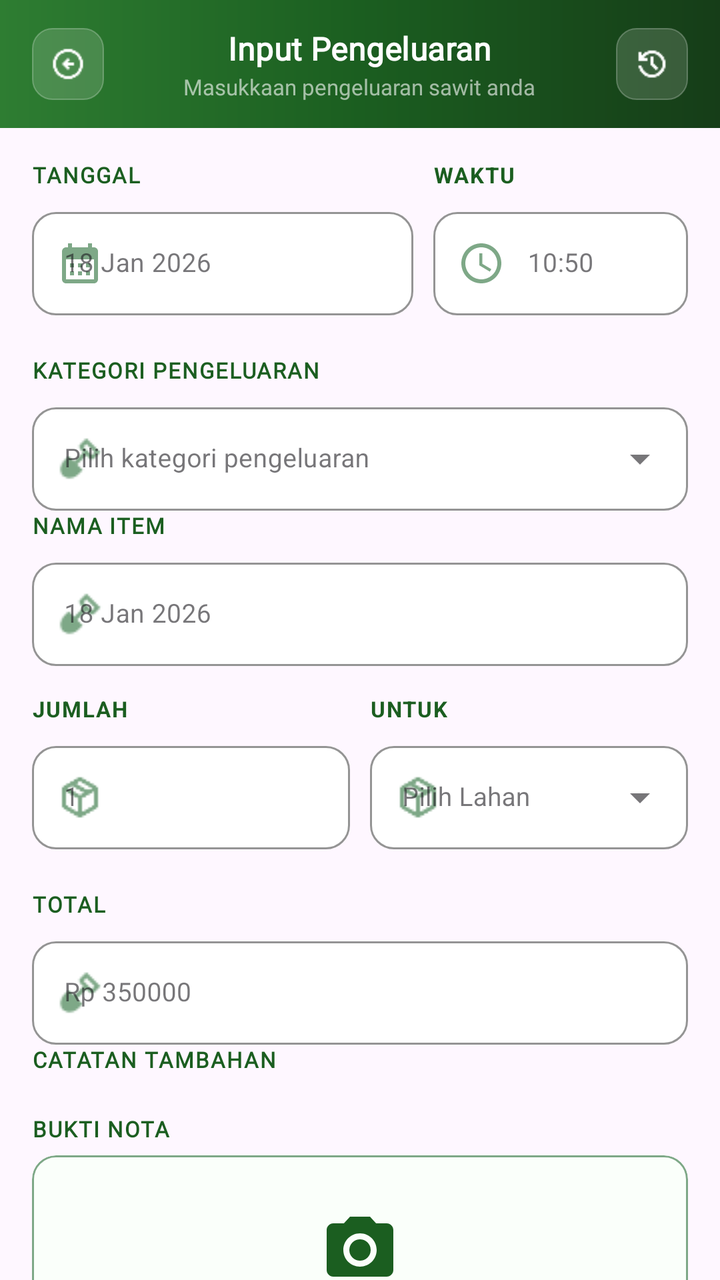
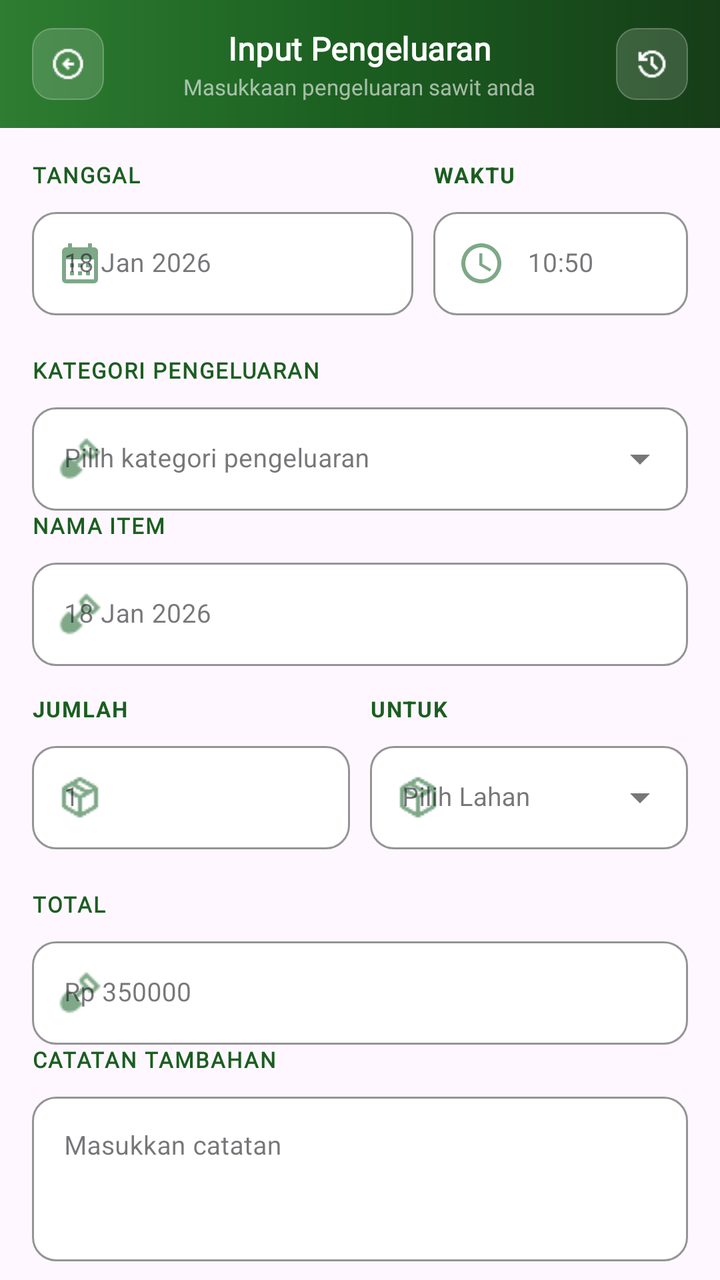

An Android layout rendered at two revisions. The XML below is the earlier revision; the diff shows what the commit changed to produce the second picture.
<!-- AndroidManifest.xml: application theme Theme.Notasawit -->
<!-- res/layout/activity_input_pengeluaran.xml -->
<?xml version="1.0" encoding="utf-8"?>
<androidx.constraintlayout.widget.ConstraintLayout xmlns:android="http://schemas.android.com/apk/res/android"
    xmlns:app="http://schemas.android.com/apk/res-auto"
    xmlns:tools="http://schemas.android.com/tools"
    android:id="@+id/main"
    android:layout_width="match_parent"
    android:layout_height="match_parent"
    tools:context=".Pengeluaran.InputPengeluaranActivity">

    
    <LinearLayout
        android:id="@+id/toolbar"
        android:layout_width="match_parent"
        android:layout_height="wrap_content"
        android:orientation="vertical"
        app:layout_constraintTop_toTopOf="parent">

        
        <LinearLayout
            android:layout_width="match_parent"
            android:layout_height="64dp"
            android:orientation="horizontal"
            android:gravity="center_vertical"
            android:paddingStart="16dp"
            android:paddingEnd="16dp"
            android:background="@drawable/bg_toolbar_gradient">

            
            <LinearLayout
                android:id="@+id/btnBack"
                android:layout_width="36dp"
                android:layout_height="36dp"
                android:gravity="center"
                android:background="@drawable/bg_toolbar_btn"
                android:clickable="true"
                android:focusable="true">

                <ImageView
                    android:layout_width="18dp"
                    android:layout_height="18dp"
                    android:src="@drawable/ic_arrow_left"
                    app:tint="#FFFFFF"
                    android:contentDescription="Kembali" />
            </LinearLayout>

            
            <LinearLayout
                android:layout_width="0dp"
                android:layout_height="wrap_content"
                android:layout_weight="1"
                android:orientation="vertical"
                android:gravity="center_horizontal"
                android:layout_marginStart="12dp"
                android:layout_marginEnd="12dp">

                <TextView
                    android:layout_width="wrap_content"
                    android:layout_height="wrap_content"
                    android:text="Input Pengeluaran"
                    android:textColor="#FFFFFF"
                    android:textSize="16sp"
                    android:fontFamily="@font/poppins_bold"
                    android:textStyle="bold"
                    android:letterSpacing="0.01" />

                <TextView
                    android:layout_width="wrap_content"
                    android:layout_height="wrap_content"
                    android:text="Masukkaan pengeluaran sawit anda"
                    android:fontFamily="@font/poppins_medium"
                    android:textColor="#99FFFFFF"
                    android:textSize="11sp"
                    android:layout_marginTop="1dp" />
            </LinearLayout>

            
            <LinearLayout
                android:id="@+id/btnRiwayat"
                android:layout_width="36dp"
                android:layout_height="36dp"
                android:gravity="center"
                android:background="@drawable/bg_toolbar_btn"
                android:clickable="true"
                android:focusable="true">

                <ImageView
                    android:layout_width="18dp"
                    android:layout_height="18dp"
                    android:src="@drawable/ic_history"
                    app:tint="#FFFFFF"
                    android:contentDescription="Riwayat" />
            </LinearLayout>

        </LinearLayout>
    </LinearLayout>

    
    <androidx.core.widget.NestedScrollView
        android:layout_width="match_parent"
        android:layout_height="0dp"
        android:fillViewport="true"
        app:layout_constraintTop_toBottomOf="@id/toolbar"
        app:layout_constraintBottom_toBottomOf="parent">

        <LinearLayout
            android:layout_width="match_parent"
            android:layout_height="wrap_content"
            android:orientation="vertical"
            android:padding="16dp">

            
            <LinearLayout
                android:layout_width="match_parent"
                android:layout_height="wrap_content"
                android:orientation="horizontal"
                android:baselineAligned="false"
                android:layout_marginBottom="6dp">


                
                <LinearLayout
                    android:layout_width="0dp"
                    android:layout_height="wrap_content"
                    android:layout_weight="1.5"
                    android:layout_marginEnd="10dp"
                    android:orientation="vertical">

                    <TextView
                        android:layout_width="wrap_content"
                        android:layout_height="wrap_content"
                        android:text="TANGGAL"
                        android:textColor="#1B5E20"
                        android:textSize="11sp"
                        android:fontFamily="@font/poppins_bold"
                        android:textStyle="bold"
                        android:letterSpacing="0.06"
                        android:layout_marginBottom="6dp" />

                    <com.google.android.material.textfield.TextInputLayout
                        style="@style/Widget.MaterialComponents.TextInputLayout.OutlinedBox"
                        android:layout_width="match_parent"
                        android:layout_height="wrap_content"
                        app:boxStrokeColor="#1B5E20"
                        app:boxCornerRadiusTopStart="12dp"
                        app:boxCornerRadiusTopEnd="12dp"
                        app:boxCornerRadiusBottomStart="12dp"
                        app:boxCornerRadiusBottomEnd="12dp"
                        app:boxBackgroundColor="#FFFFFF"
                        app:startIconDrawable="@drawable/ic_calendar_month"
                        app:startIconTint="#7EA887">

                        <com.google.android.material.textfield.TextInputEditText
                            android:id="@+id/etTanggal"
                            android:layout_width="match_parent"
                            android:layout_height="wrap_content"
                            android:focusable="false"
                            android:focusableInTouchMode="false"
                            android:clickable="true"
                            android:cursorVisible="false"
                            android:inputType="none"
                            android:hint="18 Jan 2026"
                            android:textSize="13sp"
                            android:textColor="#2A3A2D" />

                    </com.google.android.material.textfield.TextInputLayout>
                </LinearLayout>

                
                <LinearLayout
                    android:layout_width="0dp"
                    android:layout_height="wrap_content"
                    android:layout_weight="1"
                    android:orientation="vertical"
                    android:layout_marginBottom="14dp">

                    <TextView
                        android:layout_width="wrap_content"
                        android:layout_height="wrap_content"
                        android:text="WAKTU"
                        android:textColor="#1B5E20"
                        android:textSize="11sp"
                        android:textStyle="bold"
                        android:letterSpacing="0.06"
                        android:layout_marginBottom="6dp" />

                    <com.google.android.material.textfield.TextInputLayout
                        style="@style/Widget.MaterialComponents.TextInputLayout.OutlinedBox"
                        android:layout_width="match_parent"
                        android:layout_height="wrap_content"
                        app:boxStrokeColor="#1B5E20"
                        app:boxCornerRadiusTopStart="12dp"
                        app:boxCornerRadiusTopEnd="12dp"
                        app:boxCornerRadiusBottomStart="12dp"
                        app:boxCornerRadiusBottomEnd="12dp"
                        app:boxBackgroundColor="#FFFFFF"
                        app:startIconDrawable="@drawable/ic_clock"
                        app:startIconTint="#7EA887">

                        <com.google.android.material.textfield.TextInputEditText
                            android:id="@+id/etWaktu"
                            android:layout_width="match_parent"
                            android:layout_height="wrap_content"
                            android:focusable="false"
                            android:clickable="true"
                            android:gravity="center"
                            android:hint="10:50"
                            android:textSize="13sp"
                            android:textColor="#2A3A2D" />
                    </com.google.android.material.textfield.TextInputLayout>
                </LinearLayout>
            </LinearLayout>



            
            <TextView
                android:layout_width="wrap_content"
                android:layout_height="wrap_content"
                android:text="KATEGORI PENGELUARAN"
                android:textColor="#1B5E20"
                android:textSize="11sp"
                android:textStyle="bold"
                android:fontFamily="@font/poppins_bold"
                android:letterSpacing="0.06"
                android:layout_marginBottom="6dp" />

            <com.google.android.material.textfield.TextInputLayout
                style="@style/Widget.MaterialComponents.TextInputLayout.OutlinedBox.ExposedDropdownMenu"
                android:layout_width="match_parent"
                android:layout_height="wrap_content"
                app:boxStrokeColor="#1B5E20"
                app:boxCornerRadiusTopStart="12dp"
                app:boxCornerRadiusTopEnd="12dp"
                app:boxCornerRadiusBottomStart="12dp"
                app:boxCornerRadiusBottomEnd="12dp"
                app:boxBackgroundColor="#FFFFFF"
                app:startIconDrawable="@drawable/ic_shovel"
                app:startIconTint="#7EA887">

                <AutoCompleteTextView
                    android:id="@+id/spinnerKategori"
                    android:layout_width="match_parent"
                    android:layout_height="wrap_content"
                    android:hint="Pilih kategori pengeluaran"
                    android:inputType="none"
                    android:textSize="13sp"
                    android:textColor="#2A3A2D" />
            </com.google.android.material.textfield.TextInputLayout>

            
            <TextView
                android:layout_width="wrap_content"
                android:layout_height="wrap_content"
                android:text="NAMA ITEM"
                android:textColor="#1B5E20"
                android:textSize="11sp"
                android:textStyle="bold"
                android:fontFamily="@font/poppins_bold"
                android:letterSpacing="0.06"
                android:layout_marginBottom="6dp" />

            <com.google.android.material.textfield.TextInputLayout
                style="@style/Widget.MaterialComponents.TextInputLayout.OutlinedBox"
                android:layout_width="match_parent"
                android:layout_height="wrap_content"
                app:boxStrokeColor="#1B5E20"
                app:boxCornerRadiusTopStart="12dp"
                app:boxCornerRadiusTopEnd="12dp"
                app:boxCornerRadiusBottomStart="12dp"
                app:boxCornerRadiusBottomEnd="12dp"
                app:boxBackgroundColor="#FFFFFF"
                app:startIconDrawable="@drawable/ic_shovel"
                app:startIconTint="#7EA887">

                <com.google.android.material.textfield.TextInputEditText
                    android:id="@+id/etNamaItem"
                    android:layout_width="match_parent"
                    android:layout_height="wrap_content"
                    android:focusable="false"
                    android:focusableInTouchMode="false"
                    android:clickable="true"
                    android:cursorVisible="false"
                    android:inputType="none"
                    android:hint="18 Jan 2026"
                    android:textSize="13sp"
                    android:textColor="#2A3A2D" />
            </com.google.android.material.textfield.TextInputLayout>



            
            <LinearLayout
                android:layout_width="match_parent"
                android:layout_height="wrap_content"
                android:orientation="horizontal"
                android:baselineAligned="false"
                android:layout_marginBottom="6dp">


                
                <LinearLayout
                    android:layout_width="0dp"
                    android:layout_height="wrap_content"
                    android:layout_weight="1"
                    android:layout_marginEnd="10dp"
                    android:orientation="vertical">

                    <TextView
                        android:layout_width="wrap_content"
                        android:layout_height="wrap_content"
                        android:text="JUMLAH"
                        android:textColor="#1B5E20"
                        android:textSize="11sp"
                        android:textStyle="bold"
                        android:letterSpacing="0.06"
                        android:layout_marginTop="14dp"
                        android:layout_marginBottom="6dp" />

                    <com.google.android.material.textfield.TextInputLayout
                        style="@style/Widget.MaterialComponents.TextInputLayout.OutlinedBox"
                        android:layout_width="match_parent"
                        android:layout_height="wrap_content"
                        app:boxStrokeColor="#1B5E20"
                        app:boxCornerRadiusTopStart="12dp"
                        app:boxCornerRadiusTopEnd="12dp"
                        app:boxCornerRadiusBottomStart="12dp"
                        app:boxCornerRadiusBottomEnd="12dp"
                        app:boxBackgroundColor="#FFFFFF"
                        app:startIconDrawable="@drawable/ic_package"
                        app:startIconTint="#7EA887">

                        <com.google.android.material.textfield.TextInputEditText
                            android:id="@+id/etBahan"
                            android:layout_width="match_parent"
                            android:layout_height="wrap_content"
                            android:hint="1"
                            android:inputType="numberDecimal"
                            android:textSize="13sp"
                            android:textColor="#2A3A2D" />
                    </com.google.android.material.textfield.TextInputLayout>
                </LinearLayout>

                
                <LinearLayout
                    android:layout_width="0dp"
                    android:layout_height="wrap_content"
                    android:layout_weight="1"
                    android:orientation="vertical"
                    android:layout_marginBottom="14dp">

                    <TextView
                        android:layout_width="wrap_content"
                        android:layout_height="wrap_content"
                        android:text="UNTUK"
                        android:textColor="#1B5E20"
                        android:textSize="11sp"
                        android:textStyle="bold"
                        android:letterSpacing="0.06"
                        android:layout_marginTop="14dp"
                        android:layout_marginBottom="6dp" />

                    <com.google.android.material.textfield.TextInputLayout
                        style="@style/Widget.MaterialComponents.TextInputLayout.OutlinedBox.ExposedDropdownMenu"
                        android:layout_width="match_parent"
                        android:layout_height="wrap_content"
                        app:boxStrokeColor="#1B5E20"
                        app:boxCornerRadiusTopStart="12dp"
                        app:boxCornerRadiusTopEnd="12dp"
                        app:boxCornerRadiusBottomStart="12dp"
                        app:boxCornerRadiusBottomEnd="12dp"
                        app:boxBackgroundColor="#FFFFFF"
                        app:startIconDrawable="@drawable/ic_package"
                        app:startIconTint="#7EA887">

                        <AutoCompleteTextView
                            android:id="@+id/spinnerLahan"
                            android:layout_width="match_parent"
                            android:layout_height="wrap_content"
                            android:hint="Pilih Lahan"
                            android:inputType="none"
                            android:textSize="13sp"
                            android:textColor="#2A3A2D" />
                    </com.google.android.material.textfield.TextInputLayout>
                </LinearLayout>
            </LinearLayout>

            
            <TextView
                android:layout_width="wrap_content"
                android:layout_height="wrap_content"
                android:text="TOTAL"
                android:textColor="#1B5E20"
                android:textSize="11sp"
                android:textStyle="bold"
                android:fontFamily="@font/poppins_bold"
                android:letterSpacing="0.06"
                android:layout_marginBottom="6dp" />

            <com.google.android.material.textfield.TextInputLayout
                style="@style/Widget.MaterialComponents.TextInputLayout.OutlinedBox"
                android:layout_width="match_parent"
                android:layout_height="wrap_content"
                app:boxStrokeColor="#1B5E20"
                app:boxCornerRadiusTopStart="12dp"
                app:boxCornerRadiusTopEnd="12dp"
                app:boxCornerRadiusBottomStart="12dp"
                app:boxCornerRadiusBottomEnd="12dp"
                app:boxBackgroundColor="#FFFFFF"
                app:startIconDrawable="@drawable/ic_shovel"
                app:startIconTint="#7EA887">

                <com.google.android.material.textfield.TextInputEditText
                    android:id="@+id/etTotal"
                    android:layout_width="match_parent"
                    android:layout_height="wrap_content"
                    android:focusable="false"
                    android:focusableInTouchMode="false"
                    android:clickable="true"
                    android:cursorVisible="false"
                    android:inputType="none"
                    android:hint="Rp 350000"
                    android:textSize="13sp"
                    android:textColor="#2A3A2D" />
            </com.google.android.material.textfield.TextInputLayout>

            
            <TextView
                android:layout_width="wrap_content"
                android:layout_height="wrap_content"
                android:text="CATATAN TAMBAHAN"
                android:textColor="#1B5E20"
                android:textSize="11sp"
                android:textStyle="bold"
                android:fontFamily="@font/poppins_bold"
                android:letterSpacing="0.06"
                android:layout_marginBottom="6dp" />

            c
            
            <TextView
                android:layout_width="wrap_content"
                android:layout_height="wrap_content"
                android:text="BUKTI NOTA"
                android:textColor="#1B5E20"
                android:textSize="11sp"
                android:textStyle="bold"
                android:fontFamily="@font/poppins_bold"
                android:letterSpacing="0.06"
                android:layout_marginTop="14dp"
                android:layout_marginBottom="6dp" />

            <com.google.android.material.card.MaterialCardView
                android:id="@+id/cardUploadNota"
                android:layout_width="match_parent"
                android:layout_height="140dp"
                app:cardCornerRadius="12dp"
                app:strokeWidth="1dp"
                app:strokeColor="#7EA887"
                app:cardBackgroundColor="#FAFFFA">

                <LinearLayout
                    android:layout_width="match_parent"
                    android:layout_height="match_parent"
                    android:orientation="vertical"
                    android:gravity="center">

                    <ImageView
                        android:id="@+id/imgUploadIcon"
                        android:layout_width="40dp"
                        android:layout_height="40dp"
                        android:src="@drawable/ic_camera" />

                    <TextView
                        android:layout_width="wrap_content"
                        android:layout_height="wrap_content"
                        android:text="Tambah Bukti Nota"
                        android:textStyle="bold"
                        android:textColor="#1B5E20"
                        android:layout_marginTop="8dp" />

                    <TextView
                        android:layout_width="wrap_content"
                        android:layout_height="wrap_content"
                        android:text="Ambil foto atau pilih dari galeri"
                        android:textSize="12sp"
                        android:textColor="#7EA887"
                        android:layout_marginTop="2dp" />

                </LinearLayout>

            </com.google.android.material.card.MaterialCardView>

            
            <ImageView
                android:id="@+id/imgNotaPreview"
                android:layout_width="match_parent"
                android:layout_height="180dp"
                android:layout_marginTop="12dp"
                android:scaleType="centerCrop"
                android:visibility="gone"
                android:background="@drawable/bg_rounded_12" />




            
            <com.google.android.material.button.MaterialButton
                android:id="@+id/btnSimpan"
                android:layout_width="match_parent"
                android:layout_height="54dp"
                android:layout_marginTop="32dp"
                android:layout_marginBottom="20dp"
                app:cornerRadius="12dp"
                android:backgroundTint="@color/agri_green_dark"
                android:text="Simpan Kegiatan"
                android:textAllCaps="false"
                android:textColor="#FFFFFF"
                android:textSize="15sp"
                android:textStyle="bold"
                app:icon="@drawable/ic_save"
                app:iconTint="#FFFFFF"
                app:iconSize="18dp"
                app:iconPadding="8dp"
                app:iconGravity="textStart"
                app:elevation="4dp" />



        </LinearLayout>
    </androidx.core.widget.NestedScrollView>

</androidx.constraintlayout.widget.ConstraintLayout>
<!-- resources referenced by this layout -->
<resources>
  <color name="agri_green_dark">#1B5E20</color>
  <!-- drawable bg_rounded_12 (drawable) -->
  <?xml version="1.0" encoding="utf-8"?>
  <shape xmlns:android="http://schemas.android.com/apk/res/android">
  
      <solid android:color="#FFFFFF"/>
  
      <corners android:radius="12dp"/>
  
      <stroke
          android:width="1dp"
          android:color="#DDE8DD"/>
  
  </shape>
  <!-- drawable bg_toolbar_btn (drawable) -->
  <?xml version="1.0" encoding="utf-8"?>
  <selector xmlns:android="http://schemas.android.com/apk/res/android">
  
      
      <item android:state_pressed="true">
          <shape android:shape="rectangle">
              <solid android:color="#40FFFFFF" />
              <stroke android:width="0.5dp" android:color="#60FFFFFF" />
              <corners android:radius="10dp" />
          </shape>
      </item>
  
      
      <item>
          <shape android:shape="rectangle">
              <solid android:color="#26FFFFFF" />
              <stroke android:width="0.5dp" android:color="#40FFFFFF" />
              <corners android:radius="10dp" />
          </shape>
      </item>
  
  </selector>
  <!-- drawable bg_toolbar_gradient (drawable) -->
  <?xml version="1.0" encoding="utf-8"?>
  <shape xmlns:android="http://schemas.android.com/apk/res/android">
      <gradient
          android:type="linear"
          android:angle="180"
          android:startColor="#163D18"
          android:centerColor="#1B5E20"
          android:endColor="#2E7D32" />
  </shape>
  <!-- drawable ic_arrow_left: png bitmap (drawable, 666 bytes) -->
  <!-- drawable ic_calendar_month (drawable) -->
  <vector xmlns:android="http://schemas.android.com/apk/res/android" android:height="24dp" android:tint="#000000" android:viewportHeight="24" android:viewportWidth="24" android:width="24dp">
        
      <path android:fillColor="@android:color/white" android:pathData="M19,4h-1V2h-2v2H8V2H6v2H5C3.89,4 3.01,4.9 3.01,6L3,20c0,1.1 0.89,2 2,2h14c1.1,0 2,-0.9 2,-2V6C21,4.9 20.1,4 19,4zM19,20H5V10h14V20zM9,14H7v-2h2V14zM13,14h-2v-2h2V14zM17,14h-2v-2h2V14zM9,18H7v-2h2V18zM13,18h-2v-2h2V18zM17,18h-2v-2h2V18z"/>
      
  </vector>
  <!-- drawable ic_camera (drawable) -->
  <vector xmlns:android="http://schemas.android.com/apk/res/android" android:height="24dp" android:tint="@color/agri_green_dark" android:viewportHeight="24" android:viewportWidth="24" android:width="24dp">
        
      <path android:fillColor="@color/agri_green_dark" android:pathData="M12,12m-3.2,0a3.2,3.2 0,1 1,6.4 0a3.2,3.2 0,1 1,-6.4 0"/>
        
      <path android:fillColor="@color/agri_green_dark" android:pathData="M9,2L7.17,4L4,4c-1.1,0 -2,0.9 -2,2v12c0,1.1 0.9,2 2,2h16c1.1,0 2,-0.9 2,-2L22,6c0,-1.1 -0.9,-2 -2,-2h-3.17L15,2L9,2zM12,17c-2.76,0 -5,-2.24 -5,-5s2.24,-5 5,-5 5,2.24 5,5 -2.24,5 -5,5z"/>
      
  </vector>
  <!-- drawable ic_clock (drawable) -->
  <vector xmlns:android="http://schemas.android.com/apk/res/android" android:height="24dp" android:tint="#FFFFFF" android:viewportHeight="24" android:viewportWidth="24" android:width="24dp">
        
      <path android:fillColor="@android:color/white" android:pathData="M11.99,2C6.47,2 2,6.48 2,12s4.47,10 9.99,10C17.52,22 22,17.52 22,12S17.52,2 11.99,2zM12,20c-4.42,0 -8,-3.58 -8,-8s3.58,-8 8,-8 8,3.58 8,8 -3.58,8 -8,8z"/>
        
      <path android:fillColor="@android:color/white" android:pathData="M12.5,7H11v6l5.25,3.15 0.75,-1.23 -4.5,-2.67z"/>
      
  </vector>
  <!-- drawable ic_history: png bitmap (drawable, 552 bytes) -->
  <!-- drawable ic_package: png bitmap (drawable, 588 bytes) -->
  <!-- drawable ic_save: png bitmap (drawable, 346 bytes) -->
  <!-- drawable ic_shovel: png bitmap (drawable, 342 bytes) -->
  <style name="Theme.Notasawit" parent="Base.Theme.Notasawit" />
  <style name="Base.Theme.Notasawit" parent="Theme.Material3.DayNight.NoActionBar">
          
          
      </style>
</resources>

<!-- the commit's change to res/layout/activity_input_pengeluaran.xml (unified diff, before → after) -->
@@ -243,8 +243,8 @@
                     android:layout_height="wrap_content"
                     android:hint="Pilih kategori pengeluaran"
                     android:inputType="none"
-                    android:textSize="13sp"
-                    android:textColor="#2A3A2D" />
+                    android:textColor="#2A3A2D"
+                    android:textSize="13sp" />
             </com.google.android.material.textfield.TextInputLayout>
 
             
@@ -276,10 +276,6 @@
                     android:id="@+id/etNamaItem"
                     android:layout_width="match_parent"
                     android:layout_height="wrap_content"
-                    android:focusable="false"
-                    android:focusableInTouchMode="false"
-                    android:clickable="true"
-                    android:cursorVisible="false"
                     android:inputType="none"
                     android:hint="18 Jan 2026"
                     android:textSize="13sp"
@@ -330,7 +326,7 @@
                         app:startIconTint="#7EA887">
 
                         <com.google.android.material.textfield.TextInputEditText
-                            android:id="@+id/etBahan"
+                            android:id="@+id/et_jumlah"
                             android:layout_width="match_parent"
                             android:layout_height="wrap_content"
                             android:hint="1"
@@ -413,10 +409,6 @@
                     android:id="@+id/etTotal"
                     android:layout_width="match_parent"
                     android:layout_height="wrap_content"
-                    android:focusable="false"
-                    android:focusableInTouchMode="false"
-                    android:clickable="true"
-                    android:cursorVisible="false"
                     android:inputType="none"
                     android:hint="Rp 350000"
                     android:textSize="13sp"
@@ -435,7 +427,30 @@
                 android:letterSpacing="0.06"
                 android:layout_marginBottom="6dp" />
 
-            c
+            <com.google.android.material.textfield.TextInputLayout
+                style="@style/Widget.MaterialComponents.TextInputLayout.OutlinedBox"
+                android:layout_width="match_parent"
+                android:layout_height="wrap_content"
+                app:boxStrokeColor="#1B5E20"
+                app:boxCornerRadiusTopStart="12dp"
+                app:boxCornerRadiusTopEnd="12dp"
+                app:boxCornerRadiusBottomStart="12dp"
+                app:boxCornerRadiusBottomEnd="12dp"
+                app:boxBackgroundColor="#FFFFFF"
+                app:startIconTint="#7EA887">
+
+                <com.google.android.material.textfield.TextInputEditText
+                    android:id="@+id/etCatatan"
+                    android:layout_width="match_parent"
+                    android:layout_height="wrap_content"
+                    android:hint="Masukkan catatan"
+                    android:inputType="textMultiLine"
+                    android:minLines="3"
+                    android:gravity="top"
+                    android:textSize="13sp"
+                    android:textColor="#2A3A2D" />
+            </com.google.android.material.textfield.TextInputLayout>
+
             
             <TextView
                 android:layout_width="wrap_content"
